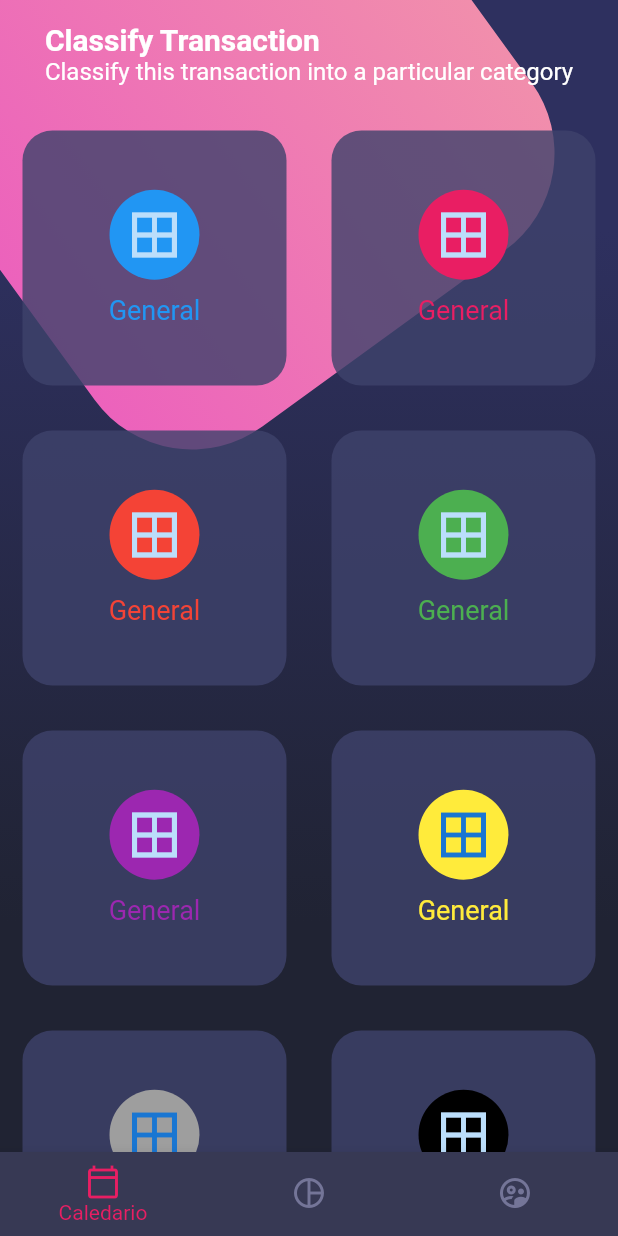
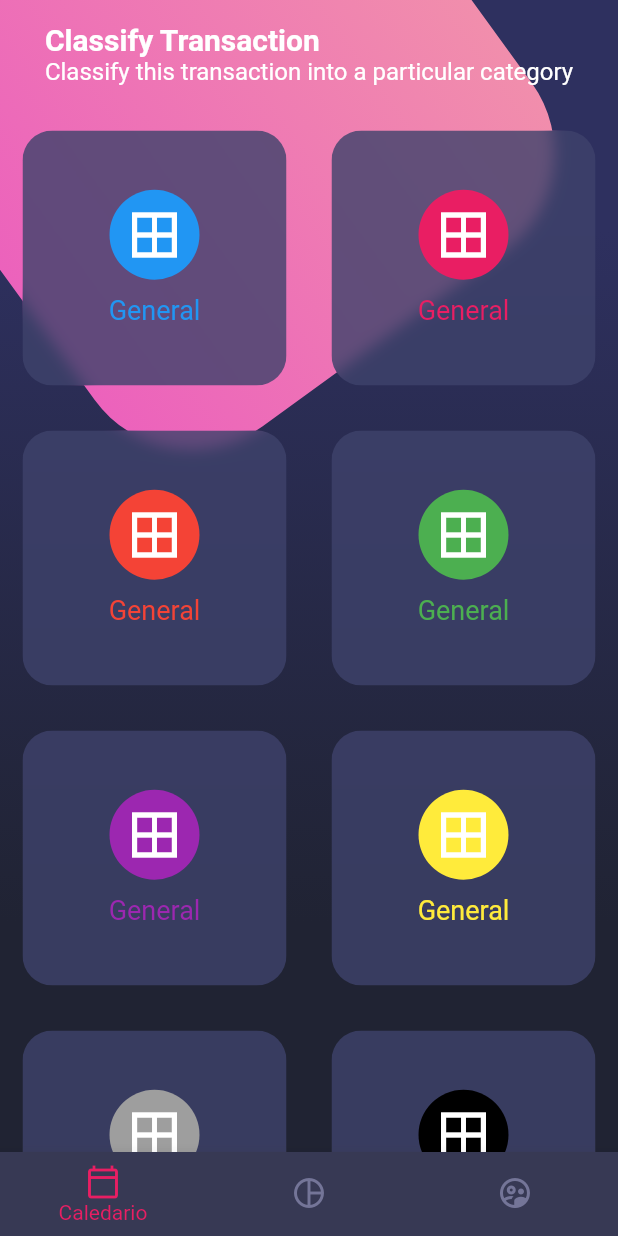
Before and after one commit to MatiasSalomon01/Flutter-Designs, a Flutter app: the screen it shows after launch, on a phone screen of 412 x 824 dp. Run offline on Flutter 3.47's test engine with Material 2 defaults, Android fonts, the phone set to English and light mode, and no system bars.

```diff
--- a/lib/main.dart
+++ b/lib/main.dart
@@ -12,6 +12,7 @@ class MyApp extends StatelessWidget {
     SystemChrome.setSystemUIOverlayStyle(SystemUiOverlayStyle.light);
 
     return MaterialApp(
+      theme: ThemeData.dark(),
       debugShowCheckedModeBanner: false,
       title: 'Material App',
       initialRoute: 'home_screen',
--- a/lib/widgets/card_table.dart
+++ b/lib/widgets/card_table.dart
@@ -1,3 +1,5 @@
+import 'dart:ui';
+
 import 'package:flutter/material.dart';
 
 class CardTable extends StatelessWidget {
@@ -72,10 +74,16 @@ class _SingleCard extends StatelessWidget {
   Widget build(BuildContext context) {
     return Container(
       margin: const EdgeInsets.all(15),
+      child: ClipRRect(
+        borderRadius: BorderRadius.circular(20),
+        child: BackdropFilter(
+          filter: ImageFilter.blur(sigmaX: 5, sigmaY: 5),
+          child: Container(
+            //margin: const EdgeInsets.all(15),
             height: 170,
-      decoration: BoxDecoration(
-          color: const Color.fromRGBO(62, 66, 107, 0.8),
-          borderRadius: BorderRadius.circular(20)),
+            decoration:
+                BoxDecoration(color: const Color.fromRGBO(62, 66, 107, 0.8)),
+            //borderRadius: BorderRadius.circular(20)),
             child: Column(
               mainAxisAlignment: MainAxisAlignment.center,
               children: [
@@ -85,6 +93,7 @@ class _SingleCard extends StatelessWidget {
                     child: Icon(
                       icon,
                       size: 40,
+                      color: Colors.white,
                     )),
                 SizedBox(
                   height: 10,
@@ -95,6 +104,9 @@ class _SingleCard extends StatelessWidget {
                 )
               ],
             ),
+          ),
+        ),
+      ),
     );
   }
 }
```
Lines whose indentation alone changed are shown as unchanged.
